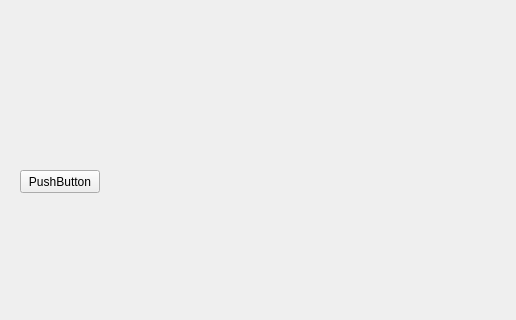
This is mainwindow.ui in Roker2/MNA_1 as Qt 5 draws it before an edit; both pictures show x 0 to 516 and y 280 to 600 of the 800 by 600 pixel window. The edited form follows.
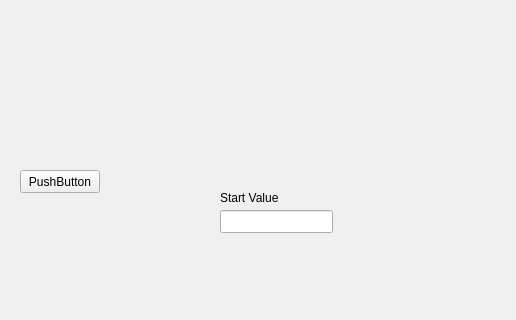
This is the edited form. Custom widgets are drawn as their Qt base class.

Commit message: mainwindow: Add lineEditStartValue

Patch:
```diff
--- a/mainwindow.ui
+++ b/mainwindow.ui
@@ -37,6 +37,29 @@
      <string>PushButton</string>
     </property>
    </widget>
+   <widget class="QLineEdit" name="lineEditStartValue">
+    <property name="geometry">
+     <rect>
+      <x>220</x>
+      <y>490</y>
+      <width>113</width>
+      <height>23</height>
+     </rect>
+    </property>
+   </widget>
+   <widget class="QLabel" name="label">
+    <property name="geometry">
+     <rect>
+      <x>220</x>
+      <y>470</y>
+      <width>71</width>
+      <height>16</height>
+     </rect>
+    </property>
+    <property name="text">
+     <string>Start Value</string>
+    </property>
+   </widget>
   </widget>
   <widget class="QMenuBar" name="menubar">
    <property name="geometry">
```
